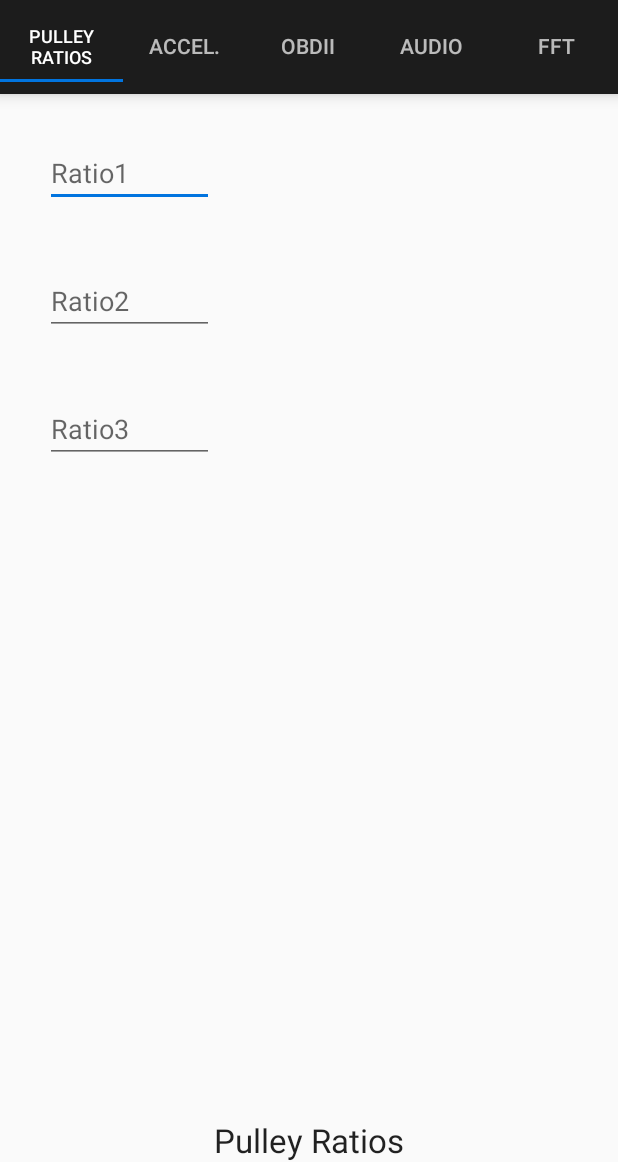
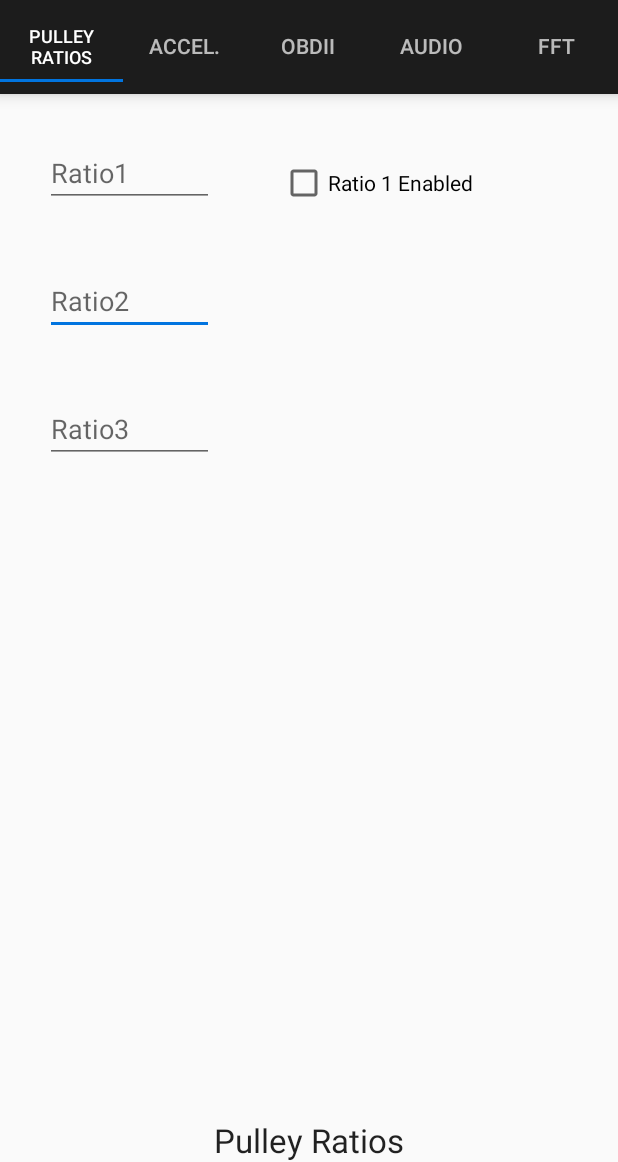
Before and after one commit to matt-tomlinson/Auto_NVH, an Android app: the screen it shows after launch (MainActivity), on a phone screen of 412 x 824 dp, the part 74-1236 px from its top. Run offline under Robolectric (Android 15) with nearby library versions, the phone set to English and light mode, and no system bars; libraries missing offline, so code that uses them is left out: com.jjoe64.graphview; 30 statements that could not run were skipped.

Commit message:
CheckBox Listener for EditText on tab 1

```diff
--- a/app/src/main/java/app/myapplication/TabFragment1.java
+++ b/app/src/main/java/app/myapplication/TabFragment1.java
@@ -2,21 +2,55 @@ package app.myapplication;
 
 import android.bluetooth.BluetoothAdapter;
 import android.content.Intent;
+import android.graphics.Color;
 import android.os.Bundle;
 import android.support.v4.app.Fragment;
 import android.view.LayoutInflater;
 import android.view.View;
 import android.view.ViewGroup;
+import android.widget.CheckBox;
+import android.widget.CompoundButton;
+import android.widget.EditText;
 import android.widget.ListView;
 import android.widget.Toast;
 
 import java.util.List;
 
 public class TabFragment1 extends Fragment {
+    View mMain;
+    CheckBox checkBox1 = null;
+    EditText editText1 = null;
 
     @Override
     public View onCreateView(LayoutInflater inflater, ViewGroup container, Bundle savedInstanceState) {
-        return inflater.inflate(R.layout.tab_fragment_1, container, false);
+        mMain = inflater.inflate(R.layout.tab_fragment_1, container, false);
+        checkBox1 = (CheckBox) mMain.findViewById(R.id.checkBox1);
+        editText1 = (EditText) mMain.findViewById(R.id.editText);
 
+        checkBox1.setOnClickListener(new View.OnClickListener() {
+
+            @Override
+            public void onClick(View v) {
+                if(checkBox1.isChecked()){
+                    enableEditText(editText1);
+                }else{
+                    disableEditText(editText1);
+                }
+            }
+        });
+
+        return mMain;
+    }
+
+    private void disableEditText(EditText editText) {
+        editText.setEnabled(false);
+    }
+
+    private void enableEditText(EditText editText) {
+        editText.setClickable(true);
+        editText.setFocusable(true);
+        editText.setEnabled(true);
+        editText.setCursorVisible(true);
+        editText.setFocusableInTouchMode(true);
     }
 }
--- a/app/src/main/res/layout/tab_fragment_1.xml
+++ b/app/src/main/res/layout/tab_fragment_1.xml
@@ -24,7 +24,11 @@
         android:layout_marginTop="30dp"
         android:layout_toLeftOf="@+id/textView"
         android:layout_toStartOf="@+id/textView"
-        android:hint="Ratio1" />
+        android:hint="Ratio1"
+        android:clickable="false"
+        android:cursorVisible="false"
+        android:focusable="false"
+        android:focusableInTouchMode="false"/>
 
     <EditText
         android:layout_width="wrap_content"
@@ -54,4 +58,16 @@
         android:layout_toStartOf="@+id/textView"
         android:hint="Ratio3"/>
 
+    <CheckBox
+        android:layout_width="wrap_content"
+        android:layout_height="wrap_content"
+        android:text="@string/ratio1"
+        android:id="@+id/checkBox1"
+        android:layout_alignBottom="@+id/editText"
+        android:layout_toRightOf="@+id/editText"
+        android:layout_toEndOf="@+id/editText"
+        android:layout_marginLeft="44dp"
+        android:layout_marginStart="44dp"
+        />
+
 </RelativeLayout>
--- a/app/src/main/res/values/strings.xml
+++ b/app/src/main/res/values/strings.xml
@@ -24,4 +24,5 @@
     <string name="xAxisLabel">X Axis:\u0020</string>
     <string name="yAxisLabel">Y Axis:\u0020</string>
     <string name="zAxisLabel">Z Axis:\u0020</string>
+    <string name="ratio1">Ratio 1 Enabled</string>
 </resources>
```
